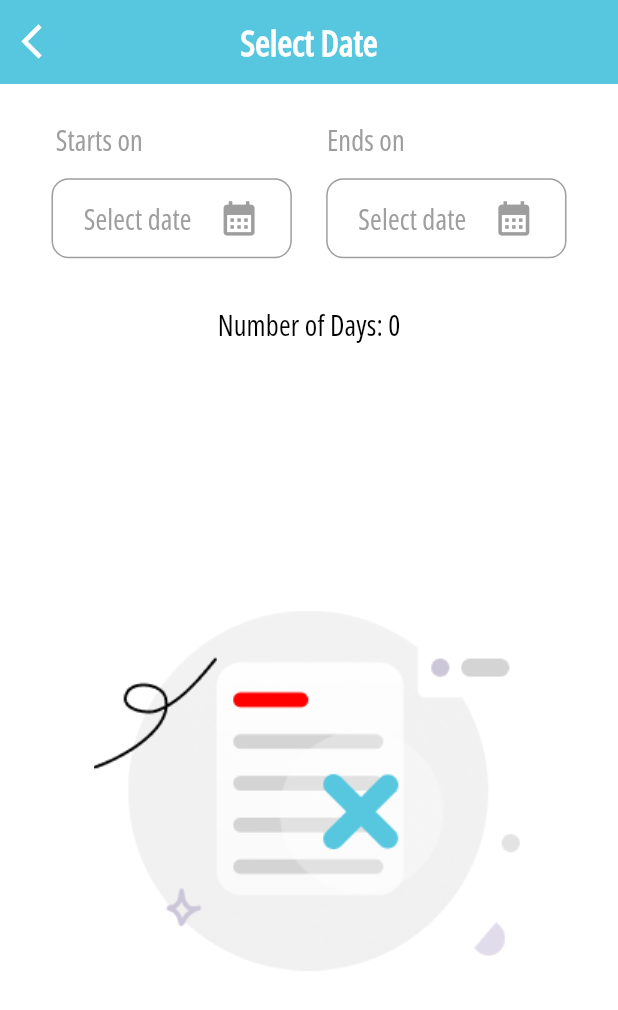
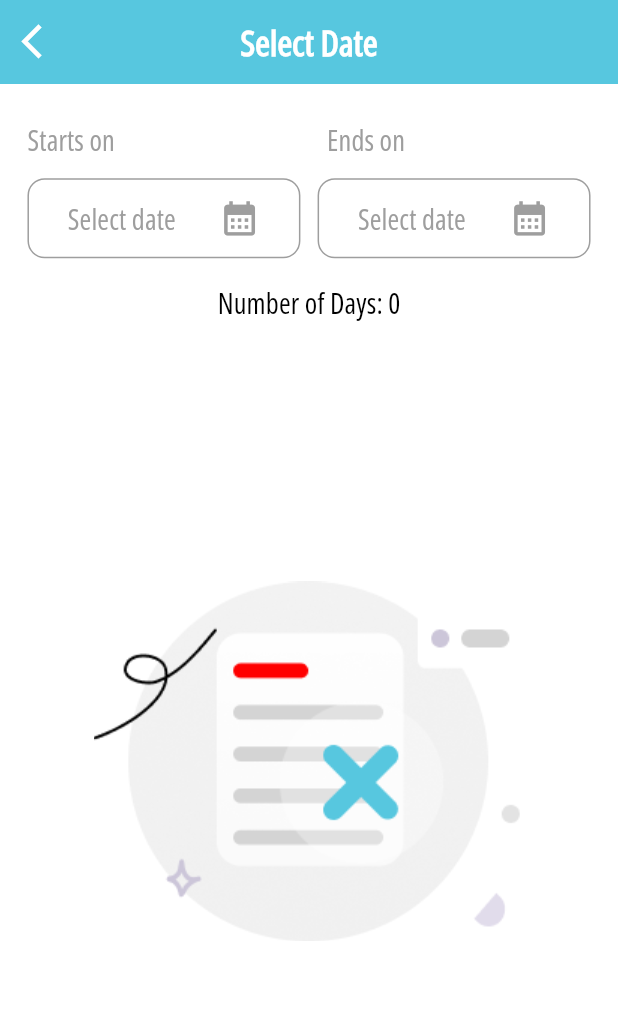
Before and after one commit to HusseinMohamed99/TRIPSO, a Flutter app: the SelectDateScreen screen opened by its route, on a phone screen of 412 x 824 dp. Shown: the top 1010 px of the screen. Run offline on Flutter 3.47's test engine with Material 3 defaults, Android fonts, the phone set to English and light mode, and no system bars; our stand-ins replace cached_network_image, carousel_slider, cloud_firestore, firebase_auth, firebase_core, firebase_storage and 15 more; missing offline and left inert: firebase_app_check; accounts and stored records are empty; generated files the repository leaves out were written again.

Commit message:
Refactor SelectDateScreen to use SelectDateContent widget and convert to StatelessWidget; update SelectDateCalendar margin

```diff
--- a/lib/core/helpers/export_manager/export_manager.dart
+++ b/lib/core/helpers/export_manager/export_manager.dart
@@ -122,3 +122,4 @@ part './../widgets/custom_app_bar.dart';
 part './../widgets/custom_cached_network_image.dart';
 
 part './../../../features/plans/widgets/select_date_calendar.dart';
+part './../../../features/plans/widgets/select_date_content.dart';
--- a/lib/features/plans/select_date_screen.dart
+++ b/lib/features/plans/select_date_screen.dart
@@ -1,58 +1,7 @@
 part of './../../core/helpers/export_manager/export_manager.dart';
 
-class SelectDateScreen extends StatefulWidget {
+class SelectDateScreen extends StatelessWidget {
   const SelectDateScreen({super.key});
-  @override
-  State<SelectDateScreen> createState() => _SelectDateScreenState();
-}
-
-class _SelectDateScreenState extends State<SelectDateScreen> {
-  DateTime? _firstDate;
-  DateTime? _lastDate;
-
-  int _numberOfDays() {
-    if (_firstDate == null || _lastDate == null) {
-      return 0;
-    } else {
-      return _lastDate!.difference(_firstDate!).inDays + 1;
-    }
-  }
-
-  List<Widget> _buildDateCheckboxes() {
-    List<Widget> checkboxes = [];
-    for (int i = 0; i < _numberOfDays(); i++) {
-      int index = i + 1;
-      checkboxes.add(
-        Padding(
-          padding: const EdgeInsets.all(8.0).r,
-          child: ListTile(
-            title: Row(
-              mainAxisAlignment: MainAxisAlignment.spaceBetween,
-              children: [
-                Text('Day $index'),
-                Icon(
-                  Icons.arrow_circle_right_outlined,
-                  size: 24.sp,
-                )
-              ],
-            ),
-            onTap: () {
-              context.pushNamed(
-                Routes.pickPlans,
-                // arguments: NumOf(numOfDays: _numberOfDays(), index: index),
-              );
-              // Navigator.pushNamed(
-              //   context,
-              //   PickPlans.routeName,
-              //   arguments: NumOf(numOfDays: _numberOfDays(), index: index),
-              // );
-            },
-          ),
-        ),
-      );
-    }
-    return checkboxes;
-  }
 
   @override
   Widget build(BuildContext context) {
@@ -62,111 +11,8 @@ class _SelectDateScreenState extends State<SelectDateScreen> {
           context: context,
           title: 'Select Date',
         ),
-        body: Column(
-          children: [
-            Row(
-              children: [
-                Space(height: 0, width: context.width * 0.03),
-                CustomTitle(
-                  title: 'Starts on',
-                  color: Colors.grey,
-                ),
-                Space(height: 0, width: context.width * 0.26),
-                CustomTitle(
-                  title: 'Ends on',
-                  color: Colors.grey,
-                ),
-              ],
-            ),
-            Row(
-              children: [
-                Expanded(
-                  child: SelectDateCalendar(
-                    voidCallback: () async {
-                      buildFirstDatePicker(context);
-                    },
-                    title: _firstDate == null
-                        ? 'Select date'
-                        : DateTimeUtils.formatTasksDate(_firstDate),
-                  ),
-                ),
-                Expanded(
-                  child: SelectDateCalendar(
-                    voidCallback: () async {
-                      buildLastDatePicker(context);
-                    },
-                    title: _lastDate == null
-                        ? 'Select date'
-                        : DateTimeUtils.formatTasksDate(_lastDate),
-                  ),
-                ),
-              ],
-            ),
-            Space(height: 16, width: 0),
-            CustomTitle(
-              title: 'Number of Days: ${_numberOfDays()}',
-              // style: GoogleFonts.roboto(fontSize: 20.sp),
-            ),
-            if (_numberOfDays() >= 8)
-              Padding(
-                padding: const EdgeInsets.only(top: 60.0).r,
-                child: CustomTitle(
-                  title: 'You Can Selected Only 7 Days',
-                  color: Colors.redAccent,
-                ),
-              ),
-            _numberOfDays() == 0 || _numberOfDays() >= 8
-                ? Expanded(
-                    child: Image.asset(AssetPath.imagesGroup92),
-                  )
-                : Expanded(
-                    child: ListView(
-                      children: _buildDateCheckboxes(),
-                    ),
-                  ),
-          ],
-        ).onlyPadding(
-          leftPadding: 20,
-          rightPadding: 20,
-          topPadding: 20,
-        ),
+        body: SelectDateContent(),
       ),
     );
   }
-
-  void buildLastDatePicker(BuildContext context) async {
-    final selectedDate = await showDatePicker(
-      context: context,
-      initialDate: _firstDate ?? DateTime.now(),
-      firstDate: _firstDate ?? DateTime.now(),
-      lastDate: _firstDate?.add(const Duration(days: 6)) ??
-          DateTime.now().add(const Duration(days: 60)),
-    );
-    if (selectedDate != null) {
-      setState(() {
-        _lastDate = selectedDate;
-      });
-    }
-  }
-
-  void buildFirstDatePicker(BuildContext context) async {
-    final selectedDate = await showDatePicker(
-      context: context,
-      initialDate: _firstDate ?? DateTime.now(),
-      firstDate: DateTime.now(),
-      lastDate: _lastDate ?? DateTime.now().add(const Duration(days: 60)),
-    );
-    if (selectedDate != null) {
-      setState(() {
-        _firstDate = selectedDate;
-      });
-    }
-  }
 }
-
-class NumOf {
-  int numOfDays;
-  int index;
-
-  NumOf({required this.numOfDays, required this.index});
-}
--- a/lib/features/plans/widgets/select_date_calendar.dart
+++ b/lib/features/plans/widgets/select_date_calendar.dart
@@ -11,10 +11,7 @@ class SelectDateCalendar extends StatelessWidget {
   @override
   Widget build(BuildContext context) {
     return Container(
-      margin: EdgeInsets.symmetric(
-        horizontal: 10.w,
-        vertical: 10.h,
-      ),
+      margin: EdgeInsets.only(top: 10.h),
       padding: EdgeInsets.symmetric(
         horizontal: 10.w,
         vertical: 10.h,
--- /dev/null
+++ b/lib/features/plans/widgets/select_date_content.dart
@@ -0,0 +1,131 @@
+part of './../../../core/helpers/export_manager/export_manager.dart';
+
+class SelectDateContent extends StatefulWidget {
+  const SelectDateContent({super.key});
+
+  @override
+  State<SelectDateContent> createState() => _SelectDateContentState();
+}
+
+class _SelectDateContentState extends State<SelectDateContent> {
+  DateTime? _firstDate;
+  DateTime? _lastDate;
+
+  int _calculateNumberOfDays() {
+    if (_firstDate == null || _lastDate == null) {
+      return 0;
+    }
+    return _lastDate!.difference(_firstDate!).inDays + 1;
+  }
+
+  List<Widget> _buildDateListTiles() {
+    return List.generate(_calculateNumberOfDays(), (index) {
+      return ListTile(
+        title: Row(
+          mainAxisAlignment: MainAxisAlignment.spaceBetween,
+          children: [
+            CustomTitle(title: 'Day ${index + 1}'),
+            Icon(Icons.arrow_circle_right_outlined, size: 24.sp),
+          ],
+        ),
+        onTap: () {
+          context.pushNamed(
+            Routes.pickPlans,
+            // arguments: NumOf(numOfDays: _calculateNumberOfDays(), index: index + 1),
+          );
+        },
+      );
+    });
+  }
+
+  @override
+  Widget build(BuildContext context) {
+    return Column(
+      children: [
+        _buildDateLabelsRow(),
+        _buildDatePickersRow(),
+        const SizedBox(height: 16),
+        CustomTitle(title: 'Number of Days: ${_calculateNumberOfDays()}'),
+        Expanded(
+          child: _calculateNumberOfDays() == 0 || _calculateNumberOfDays() >= 8
+              ? Image.asset(AssetPath.imagesGroup92)
+              : ListView(children: _buildDateListTiles()),
+        ),
+      ],
+    ).allPadding(
+      hPadding: 16,
+      vPadding: 20,
+    );
+  }
+
+  Row _buildDateLabelsRow() {
+    return Row(
+      children: [
+        CustomTitle(title: 'Starts on', color: Colors.grey),
+        Space(
+          height: 0,
+          width: context.screenWidth * 0.3,
+        ),
+        CustomTitle(title: 'Ends on', color: Colors.grey),
+      ],
+    );
+  }
+
+  Row _buildDatePickersRow() {
+    return Row(
+      children: [
+        Expanded(
+          child: SelectDateCalendar(
+            voidCallback: () async => _selectFirstDate(),
+            title: _firstDate == null
+                ? 'Select date'
+                : DateTimeUtils.formatTasksDate(_firstDate),
+          ),
+        ),
+        Space(height: 0, width: 10),
+        Expanded(
+          child: SelectDateCalendar(
+            voidCallback: () async => _selectLastDate(),
+            title: _lastDate == null
+                ? 'Select date'
+                : DateTimeUtils.formatTasksDate(_lastDate),
+          ),
+        ),
+      ],
+    );
+  }
+
+  Future<void> _selectFirstDate() async {
+    final selectedDate = await showDatePicker(
+      context: context,
+      initialDate: _firstDate ?? DateTime.now(),
+      firstDate: DateTime.now(),
+      lastDate: _lastDate ?? DateTime.now().add(const Duration(days: 60)),
+    );
+
+    if (selectedDate != null) {
+      setState(() => _firstDate = selectedDate);
+    }
+  }
+
+  Future<void> _selectLastDate() async {
+    final selectedDate = await showDatePicker(
+      context: context,
+      initialDate: _firstDate ?? DateTime.now(),
+      firstDate: _firstDate ?? DateTime.now(),
+      lastDate: _firstDate?.add(const Duration(days: 6)) ??
+          DateTime.now().add(const Duration(days: 60)),
+    );
+
+    if (selectedDate != null) {
+      setState(() => _lastDate = selectedDate);
+    }
+  }
+}
+
+class NumOf {
+  final int numOfDays;
+  final int index;
+
+  NumOf({required this.numOfDays, required this.index});
+}
```
